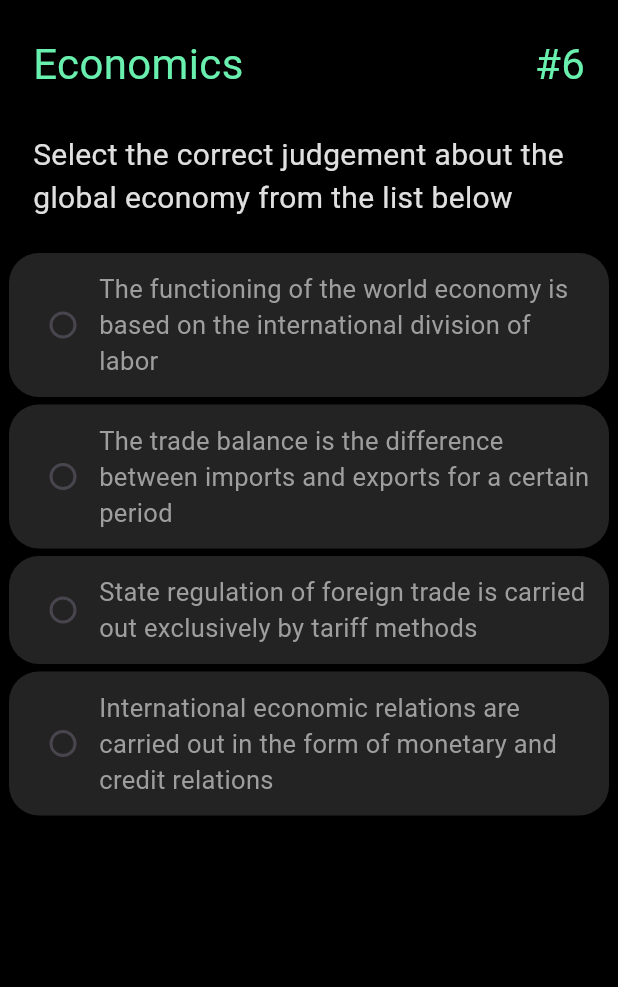
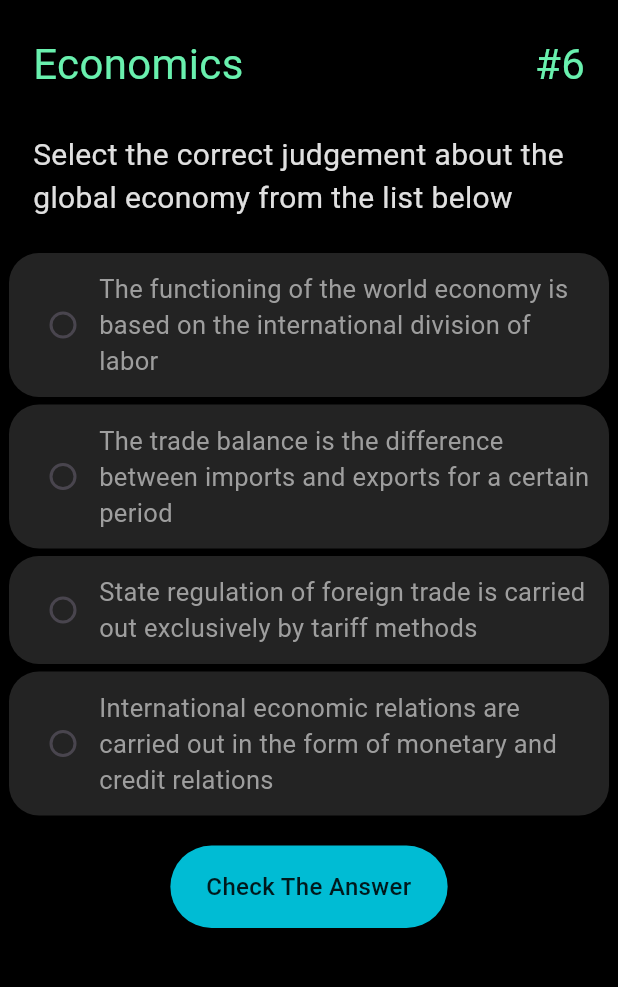
Before and after one commit to Dejito/exam_prep, a Flutter app: the RandomQuestion screen opened by its route, on a phone screen of 412 x 824 dp, the part 80-1067 px from its top. Run offline on Flutter 3.47's test engine with Material 3 defaults, Android fonts, the phone set to English and light mode, and no system bars.

Commit message:
added randomQuestionBottomButton

```diff
--- a/lib/module/random_questions_attempt/random_question.dart
+++ b/lib/module/random_questions_attempt/random_question.dart
@@ -3,6 +3,7 @@ import 'package:exam_prep/module/widgets/custom_text_widget.dart';
 import 'package:flutter/material.dart';
 
 import '../../constant/app_assets.dart';
+import '../widgets/custom_button.dart';
 
 class RandomQuestion extends StatelessWidget {
   static const route = 'random_question';
@@ -79,7 +80,8 @@ class RandomQuestion extends StatelessWidget {
         child: Column(
           children: [
             randomQuestionsHeader(subject: 'Economics', questionNumber: 6),
-            questionsAndOptionsListView()
+            questionsAndOptionsListView(),
+            randomQuestionBottomButton()
           ],
         ),
       ),
--- a/lib/module/random_questions_attempt/random_questions_widget.dart
+++ b/lib/module/random_questions_attempt/random_questions_widget.dart
@@ -100,3 +100,22 @@ Widget questionItemCard({
     }).toList(),
   );
 }
+
+
+Widget randomQuestionBottomButton() {
+  return Container(
+    margin: const EdgeInsets.only(top: 15),
+    padding: const EdgeInsets.symmetric(horizontal: 24, vertical: 16),
+    decoration: const BoxDecoration(
+      borderRadius: BorderRadius.all(Radius.circular(50)),
+      color: Colors.cyan,
+    ),
+    child: titleText(
+      text: "Check The Answer",
+      fontSize: 16,
+      fontWeight: FontWeight.w500,
+      color: Colors.black87,
+      textAlign: TextAlign.center,
+    ),
+  );
+}
```
